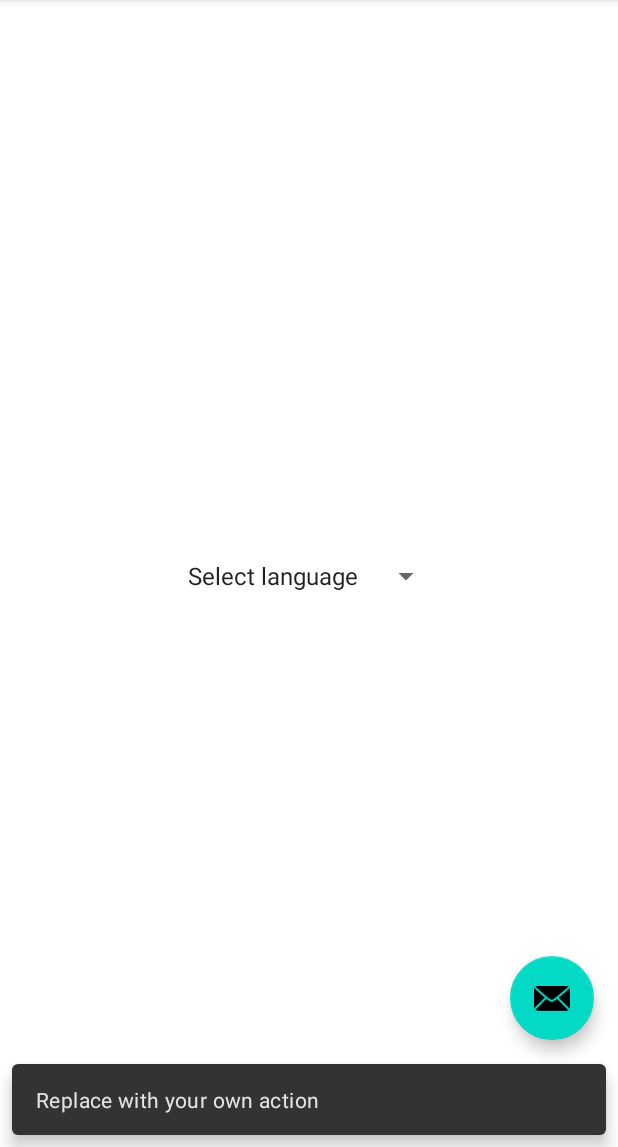
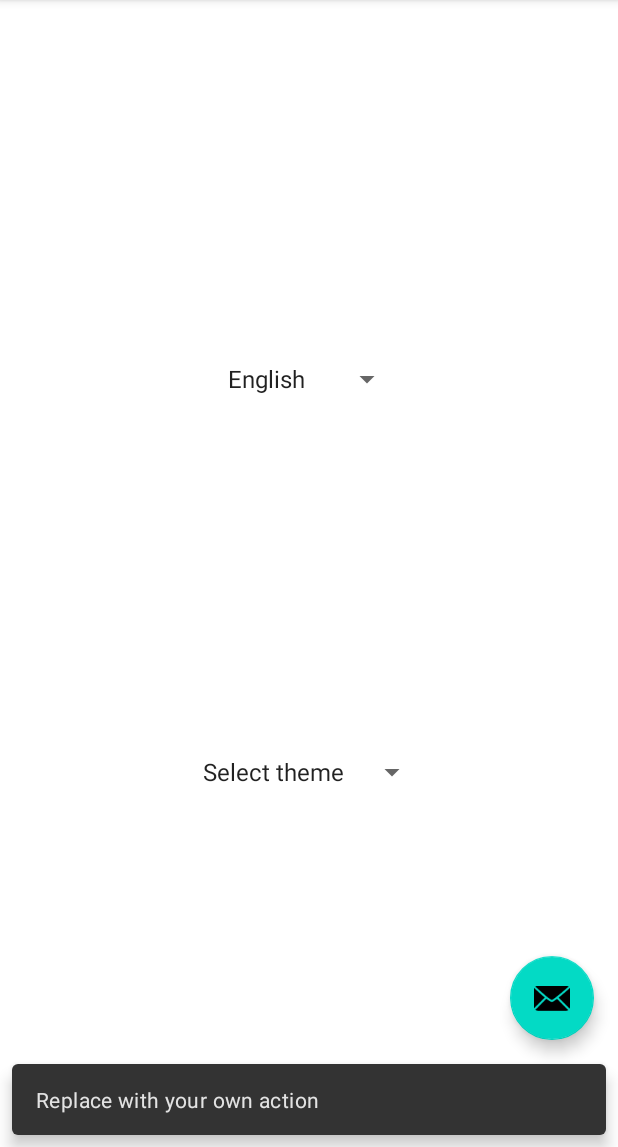
Before and after one commit to UgoPerniceni/Cocotton-front-mobile, an Android app: the SettingFragment screen opened through its navigation route, after a tap on an icon or button, on a phone screen of 412 x 824 dp, the part 89-1236 px from its top. Run offline under Robolectric (Android 15) with nearby library versions, the phone set to English and light mode, and no system bars; our stand-ins replace Firebase (no records; nobody signed in at launch, a user with empty details on screens opened directly).

Commit message:
update default selection of language :construction:

```diff
--- a/app/src/main/java/fr/esgi/cocotton/SettingFragment.kt
+++ b/app/src/main/java/fr/esgi/cocotton/SettingFragment.kt
@@ -1,5 +1,6 @@
 package fr.esgi.cocotton
 
+import android.app.Activity
 import android.os.Bundle
 import android.view.LayoutInflater
 import android.view.View
@@ -9,7 +10,6 @@ import android.widget.AdapterView.OnItemSelectedListener
 import android.widget.ArrayAdapter
 import android.widget.Spinner
 import androidx.fragment.app.Fragment
-import kotlin.collections.ArrayList
 
 
 /**
@@ -19,7 +19,8 @@ import kotlin.collections.ArrayList
  */
 class SettingFragment : Fragment() {
 
-    private var spinner: Spinner? = null
+    private var spinnerLanguages: Spinner? = null
+    private var spinnerThemes: Spinner? = null
 
     override fun onCreateView(inflater: LayoutInflater, container: ViewGroup?,
                               savedInstanceState: Bundle?): View? {
@@ -30,13 +31,16 @@ class SettingFragment : Fragment() {
     override fun onViewCreated(view: View, savedInstanceState: Bundle?) {
         super.onViewCreated(view, savedInstanceState)
 
-        spinner = view.findViewById(R.id.spinner_language)
+        spinnerLanguages = view.findViewById(R.id.spinner_language)
+        spinnerThemes = view.findViewById(R.id.spinner_theme)
 
-        initializeSpinner()
+        initializeSpinners()
     }
 
-    private fun initializeSpinner(){
-        spinner?.apply {
+    private fun initializeSpinners(){
+        val sharedPreferences = this.activity?.getSharedPreferences("Settings", Activity.MODE_PRIVATE)
+
+        spinnerLanguages?.apply {
             val languagesArray = resources.getStringArray(R.array.languages_array)
             val adapter: ArrayAdapter<String> = ArrayAdapter(context, android.R.layout.simple_spinner_item, languagesArray)
             adapter.setDropDownViewResource(android.R.layout.simple_spinner_dropdown_item)
@@ -45,15 +49,38 @@ class SettingFragment : Fragment() {
             this.onItemSelectedListener = object : OnItemSelectedListener {
                 override fun onItemSelected(adapterView: AdapterView<*>?, view: View, position: Int, l: Long) {
                     when (position) {
-                        1 -> (activity as MainActivity?)?.setLocale("eng")
+                        0 -> (activity as MainActivity?)?.setLocale("eng")
+                        1 -> (activity as MainActivity?)?.setLocale("fr")
                         2 -> (activity as MainActivity?)?.setLocale("es")
-                        3 -> (activity as MainActivity?)?.setLocale("fr")
                         else -> {}
                     }
                 }
                 override fun onNothingSelected(adapterView: AdapterView<*>?) {}
             }
+            val language = sharedPreferences?.getString("language", "eng")
+
+            if(languagesInteger().containsKey(language)){
+                languagesInteger()[language]?.let  { it1 -> this.setSelection(it1) }
+            }else {
+                this.setSelection(1)
+            }
         }
+
+        spinnerThemes?.apply {
+            val themesArray = resources.getStringArray(R.array.themes_array)
+            val adapter: ArrayAdapter<String> = ArrayAdapter(context, android.R.layout.simple_spinner_item, themesArray)
+            adapter.setDropDownViewResource(android.R.layout.simple_spinner_dropdown_item)
+            this.adapter = adapter
+        }
+    }
+
+    private fun languagesInteger(): HashMap<String, Int> {
+        val translations = hashMapOf<String, Int>()
+        translations["eng"] = 0
+        translations["fr"] = 1
+        translations["es"] = 2
+
+        return translations
     }
 
     companion object {
--- a/app/src/main/res/layout/fragment_setting.xml
+++ b/app/src/main/res/layout/fragment_setting.xml
@@ -12,8 +12,19 @@
         android:layout_height="wrap_content"
 
         app:layout_constraintTop_toTopOf="parent"
+        app:layout_constraintBottom_toTopOf="@+id/spinner_theme"
+        app:layout_constraintStart_toStartOf="parent"
+        app:layout_constraintEnd_toEndOf="parent"
+        />
+
+
+    <Spinner
+        android:id="@+id/spinner_theme"
+        android:layout_width="wrap_content"
+        android:layout_height="wrap_content"
+
+        app:layout_constraintTop_toBottomOf="@+id/spinner_language"
         app:layout_constraintBottom_toBottomOf="parent"
-
         app:layout_constraintStart_toStartOf="parent"
         app:layout_constraintEnd_toEndOf="parent"
         />
--- a/app/src/main/res/values/arrays.xml
+++ b/app/src/main/res/values/arrays.xml
@@ -7,9 +7,14 @@
     </string-array>
 
     <string-array name="languages_array">
-        <item>Select language</item>
         <item>English</item>
         <item>Français</item>
         <item>Español</item>
     </string-array>
+
+    <string-array name="themes_array">
+        <item>Select theme</item>
+        <item>Dark</item>
+        <item>White</item>
+    </string-array>
 </resources>
```
